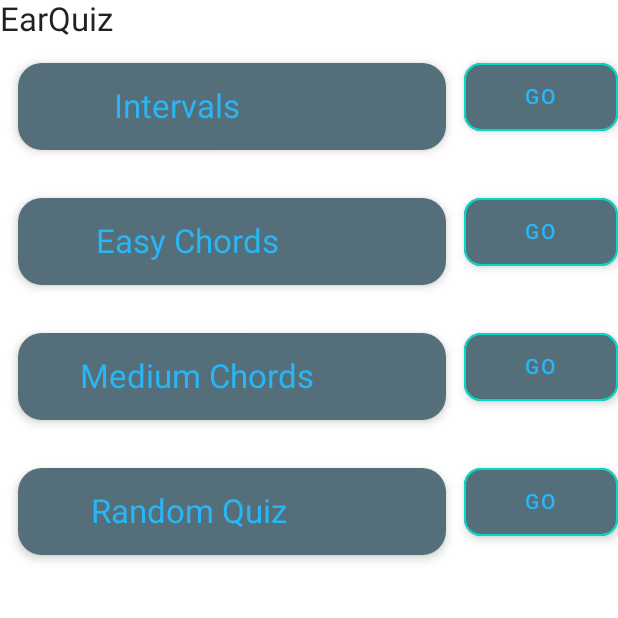
After one commit to OliverGraham/EarQuiz, an Android app built with Jetpack Compose: the HomeScreen screen opened through its navigation route, on a phone screen of 412 x 824 dp, the top half of it. The commit adds this screen. Run offline under Robolectric (Android 15) with nearby library versions, the phone set to English and light mode, and no system bars; our stand-ins replace accompanist; 1 statement that could not run was skipped.

Commit message:
Added HomeScreen composables

```diff
--- a/app/src/main/java/com/projects/oliver_graham/earquizmvp/MainActivity.kt
+++ b/app/src/main/java/com/projects/oliver_graham/earquizmvp/MainActivity.kt
@@ -10,6 +10,7 @@ import androidx.activity.viewModels
 import androidx.annotation.RequiresApi
 import androidx.compose.animation.ExperimentalAnimationApi
 import androidx.compose.foundation.BorderStroke
+import androidx.compose.foundation.ExperimentalFoundationApi
 import androidx.compose.foundation.Image
 import androidx.compose.foundation.isSystemInDarkTheme
 import androidx.compose.foundation.layout.fillMaxSize
@@ -26,6 +27,7 @@ import androidx.compose.ui.tooling.preview.Preview
 import androidx.compose.ui.unit.dp
 import androidx.core.content.ContextCompat
 import com.google.accompanist.systemuicontroller.rememberSystemUiController
+import com.projects.oliver_graham.earquizmvp.navigation.MainNavigation
 import com.projects.oliver_graham.earquizmvp.quizpage.QuizPage
 import com.projects.oliver_graham.earquizmvp.quizpage.QuizPageViewModel
 import com.projects.oliver_graham.earquizmvp.ui.BackGroundImage
@@ -35,6 +37,7 @@ class MainActivity : ComponentActivity() {
 
     private val viewModel: QuizPageViewModel by viewModels()
 
+    @ExperimentalFoundationApi
     @ExperimentalAnimationApi
     @ExperimentalMaterialApi
     @RequiresApi(Build.VERSION_CODES.N)
@@ -49,16 +52,16 @@ class MainActivity : ComponentActivity() {
                 systemUiController.setStatusBarColor (
                     color = MaterialTheme.colors.primary
                 )
-
+                MainNavigation()
                 // will go to nav, in nav, viewModel can be given # of questions (later)
-                BackGroundImage {
+               /* BackGroundImage {
 
                     Surface(
                         color = MaterialTheme.colors.background.copy(alpha = 0.925f),
                     ) {
                         QuizPage(viewModel = viewModel)
                     }
-                }
+                }*/
 
             }
         }
--- /dev/null
+++ b/app/src/main/java/com/projects/oliver_graham/earquizmvp/data/QuizDescription.kt
@@ -0,0 +1,8 @@
+package com.projects.oliver_graham.earquizmvp.data
+
+data class QuizDescription(
+    val title: String,
+    val descriptions: List<String>
+) {
+
+}
--- /dev/null
+++ b/app/src/main/java/com/projects/oliver_graham/earquizmvp/homescreen/HomeScreen.kt
@@ -0,0 +1,270 @@
+package com.projects.oliver_graham.earquizmvp.homescreen
+
+import android.annotation.SuppressLint
+import androidx.compose.animation.ExperimentalAnimationApi
+import androidx.compose.animation.*
+import androidx.compose.animation.core.*
+import androidx.compose.animation.animateColor
+import androidx.compose.animation.core.MutableTransitionState
+import androidx.compose.animation.core.tween
+import androidx.compose.animation.core.updateTransition
+import androidx.compose.foundation.ExperimentalFoundationApi
+import androidx.compose.foundation.clickable
+import androidx.compose.foundation.layout.*
+import androidx.compose.foundation.lazy.LazyColumn
+import androidx.compose.foundation.lazy.items
+
+import androidx.compose.foundation.lazy.rememberLazyListState
+import androidx.compose.foundation.shape.RoundedCornerShape
+import androidx.compose.material.*
+
+import androidx.compose.material.icons.Icons
+import androidx.compose.material.icons.rounded.CheckCircle
+import androidx.compose.material.icons.rounded.PlayArrow
+import androidx.compose.runtime.Composable
+import androidx.compose.runtime.getValue
+import androidx.compose.runtime.mutableStateOf
+import androidx.compose.runtime.remember
+import androidx.compose.ui.Modifier
+import androidx.compose.ui.draw.rotate
+import androidx.compose.ui.graphics.Color
+import androidx.compose.ui.platform.LocalContext
+import androidx.compose.ui.res.painterResource
+import androidx.compose.ui.text.style.TextAlign
+import androidx.compose.ui.unit.dp
+import androidx.core.content.ContextCompat
+import com.projects.oliver_graham.earquizmvp.ui.CenteredContentRow
+import com.projects.oliver_graham.earquizmvp.ui.LargeText
+import com.projects.oliver_graham.earquizmvp.ui.MediumButton
+
+@ExperimentalFoundationApi
+@ExperimentalAnimationApi
+@Composable
+fun HomeScreen(
+    viewModel: HomeScreenViewModel
+) {
+    val listState = rememberLazyListState()
+    LazyColumn(
+        state = listState
+    ){
+        // so header doesn't scroll
+        stickyHeader {
+            Surface(modifier = Modifier.fillParentMaxWidth()) {
+                HeaderRow(
+                    headerTitle = "EarQuiz",
+                    logo = 0,
+                    otherLogo = 0
+                )
+            }
+        }
+        // make an expandable quiz description, with button, for every description in the repo
+        items(viewModel.quizDescriptions) { quizDescription ->
+            Spacer(
+                modifier = Modifier.padding(vertical = 8.dp)
+            )
+            Row(
+                modifier = Modifier.fillMaxWidth(),
+                horizontalArrangement = Arrangement.SpaceEvenly
+            ) {
+
+                ExpandableRow(                   // change name to ExpandableWideCard?
+                    title = quizDescription.title,
+                    quizDescriptions = quizDescription.descriptions
+
+                )
+                MediumButton(onClick = {}) {     // but as SmallButton
+                    Text("GO")
+                }
+            }
+            Spacer(
+                modifier = Modifier.padding(vertical = 8.dp)
+            )
+
+        }
+
+    }
+
+
+
+
+}
+
+@Composable
+fun HeaderRow(
+    headerTitle: String,
+    logo: Int,              // logos should be painterResource?
+    otherLogo: Int
+) {
+    Row() {
+        LargeText(text = headerTitle)
+        // Icon(painter = , contentDescription = )
+    }
+
+
+}
+
+
+@SuppressLint("UnusedTransitionTargetStateParameter")
+@ExperimentalAnimationApi
+@Composable
+fun ExpandableRow(
+    title: String,
+    quizDescriptions: List<String>
+) {
+    // expanded toggles between true and false, triggering all the animations
+    val expanded = remember { mutableStateOf(false) }
+    val animationDuration = 1000
+
+    val transitionState = remember {
+        MutableTransitionState(expanded.value).apply {
+            targetState = !expanded.value
+        }
+    }
+    val transition = updateTransition(
+        targetState = transitionState,
+        label = "expandable transition"
+    )
+
+    // set parameters for expand animations
+    // all animations happen over one second
+    val backgroundColor by transition.animateColor({
+        tween(durationMillis = animationDuration)
+    }, label = "animate background color") {
+        if (expanded.value)
+            MaterialTheme.colors.secondary
+        else
+            MaterialTheme.colors.primary
+    }
+
+    val textColor by transition.animateColor({
+        tween(durationMillis = animationDuration)
+    }, label = "animate text color") {
+        if (expanded.value)
+            MaterialTheme.colors.primary
+        else
+            MaterialTheme.colors.onPrimary
+    }
+
+    val rowPaddingHorizontal by transition.animateDp({
+        tween(durationMillis = animationDuration)
+    }, label = "row padding") {
+        if (expanded.value)
+            8.dp
+        else
+            12.dp
+    }
+
+    val cardElevation by transition.animateDp({
+        tween(durationMillis = animationDuration)
+    }, label = "") {
+        if (expanded.value)
+            24.dp
+        else
+            4.dp
+    }
+
+    val rowRoundedCorners by transition.animateDp({
+        tween(
+            durationMillis = animationDuration,
+            easing = FastOutSlowInEasing
+        )
+    }, label = "") {
+        if (expanded.value)
+            8.dp
+        else
+            16.dp
+    }
+
+    val arrowRotationDegree by transition.animateFloat({
+        tween(durationMillis = animationDuration)
+    }, label = "") {
+        if (expanded.value)
+            0f
+        else
+            180f
+    }
+
+    // animate content with the animation vals defined above
+    Card(
+        backgroundColor  = backgroundColor,
+        contentColor = MaterialTheme.colors.primary,
+        elevation = cardElevation,
+        shape = RoundedCornerShape(rowRoundedCorners),
+        modifier = Modifier
+            .fillMaxWidth(0.75f)
+            .padding(
+                horizontal = rowPaddingHorizontal,
+                //vertical = 8.dp
+            )
+    ) {
+
+        Column(Modifier.clickable(onClick = { expanded.value = !expanded.value })) {
+            CenteredContentRow {
+                LargeText(
+                    text = title,
+                    color = textColor,
+                    textAlign = TextAlign.Center
+                )
+                Icon(Icons.Rounded.PlayArrow,       // change to some music note
+                    "",
+                    modifier = Modifier.rotate(arrowRotationDegree)
+                )
+            }
+            ExpandableContent(
+                visible = expanded.value,
+                initialVisibility = expanded.value,
+                quizDescriptions = quizDescriptions
+            )
+        }
+    }
+}
+
+@ExperimentalAnimationApi
+@Composable
+fun ExpandableContent(
+    visible: Boolean = true,
+    initialVisibility: Boolean = false,
+    quizDescriptions: List<String>
+) {
+    val animationDuration = 500
+    val enterFadeIn = remember {
+        fadeIn(
+            animationSpec = TweenSpec(
+                durationMillis = animationDuration,
+                easing = FastOutLinearInEasing
+            )
+        )
+    }
+    val enterExpand = remember {
+        expandVertically(animationSpec = tween(animationDuration))
+    }
+    val exitFadeOut = remember {
+        fadeOut(
+            animationSpec = TweenSpec(
+                durationMillis = animationDuration,
+                easing = LinearOutSlowInEasing
+            )
+        )
+    }
+    val exitCollapse = remember {
+        shrinkVertically(animationSpec = tween(animationDuration))
+    }
+    AnimatedVisibility(
+        visible = visible,
+        initiallyVisible = initialVisibility,
+        enter = enterExpand + enterFadeIn,
+        exit = exitCollapse + exitFadeOut
+    ) {
+        Column(modifier = Modifier.padding(8.dp)) {
+            quizDescriptions.forEach { quizDescription ->
+                CenteredContentRow {
+                    Icon(Icons.Rounded.PlayArrow, "")     // music note icon
+                    Text(
+                        text = quizDescription,
+                        textAlign = TextAlign.Center
+                    )
+                }
+            }
+        }
+    }
+}
--- /dev/null
+++ b/app/src/main/java/com/projects/oliver_graham/earquizmvp/homescreen/HomeScreenViewModel.kt
@@ -0,0 +1,12 @@
+package com.projects.oliver_graham.earquizmvp.homescreen
+
+import androidx.lifecycle.ViewModel
+import com.projects.oliver_graham.earquizmvp.data.QuestionsRepo
+import com.projects.oliver_graham.earquizmvp.data.QuizDescription
+
+class HomeScreenViewModel : ViewModel() {
+
+    private val repo = QuestionsRepo
+    val quizDescriptions: List<QuizDescription> = repo.getAllQuizDescriptions()
+
+}
--- /dev/null
+++ b/app/src/main/java/com/projects/oliver_graham/earquizmvp/navigation/MainNavigation.kt
@@ -0,0 +1,30 @@
+package com.projects.oliver_graham.earquizmvp.navigation
+
+import androidx.compose.animation.ExperimentalAnimationApi
+import androidx.compose.foundation.ExperimentalFoundationApi
+import androidx.compose.runtime.Composable
+import com.google.accompanist.navigation.animation.AnimatedNavHost
+import com.google.accompanist.navigation.animation.composable
+import com.google.accompanist.navigation.animation.rememberAnimatedNavController
+import com.projects.oliver_graham.earquizmvp.homescreen.HomeScreen
+import com.projects.oliver_graham.earquizmvp.homescreen.HomeScreenViewModel
+
+@ExperimentalFoundationApi
+@ExperimentalAnimationApi
+@Composable
+fun MainNavigation(
+
+) {
+
+    val navController = rememberAnimatedNavController()
+
+    AnimatedNavHost(
+        navController = navController,
+        startDestination = Screen.HomeScreen.route
+    ) {
+        composable(route = Screen.HomeScreen.route) {
+            HomeScreen(HomeScreenViewModel())
+        }
+    }
+
+}
--- /dev/null
+++ b/app/src/main/java/com/projects/oliver_graham/earquizmvp/navigation/Screen.kt
@@ -0,0 +1,7 @@
+package com.projects.oliver_graham.earquizmvp.navigation
+
+// like enum
+sealed class Screen(val route: String) {
+    object HomeScreen : Screen("home_screen")
+    object QuizScreen : Screen("quiz_screen")
+}
--- a/app/src/main/java/com/projects/oliver_graham/earquizmvp/ui/Components.kt
+++ b/app/src/main/java/com/projects/oliver_graham/earquizmvp/ui/Components.kt
@@ -19,6 +19,7 @@ import androidx.compose.ui.layout.ContentScale
 import androidx.compose.ui.res.painterResource
 import androidx.compose.ui.text.font.FontFamily
 import androidx.compose.ui.text.font.FontWeight
+import androidx.compose.ui.text.style.TextAlign
 import androidx.compose.ui.unit.TextUnit
 import androidx.compose.ui.unit.dp
 import androidx.compose.ui.unit.sp
@@ -79,8 +80,8 @@ fun LargeText(
     fontFamily: FontFamily? = null,
     fontSize: TextUnit = 22.sp,
     fontWeight: FontWeight? = null,
-    color: Color = Color.Unspecified
-
+    color: Color = Color.Unspecified,
+    textAlign: TextAlign? = null
 ) {
     Text(
         text = text,
@@ -88,6 +89,7 @@ fun LargeText(
         fontSize = fontSize,
         fontWeight = fontWeight,
         color = color,
+        textAlign = textAlign
     )
 }
 
```
Also changed, not shown: app/build.gradle (+5 -2 lines), app/src/main/java/com/projects/oliver_graham/earquizmvp/data/QuestionsRepo.kt (+63 -1 lines), app/src/main/res/drawable/rollingsheetmusicbackground.jpg (added).
